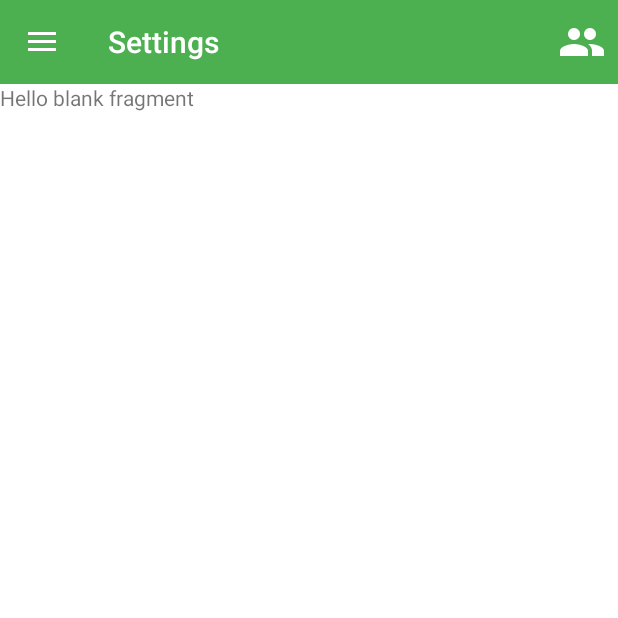
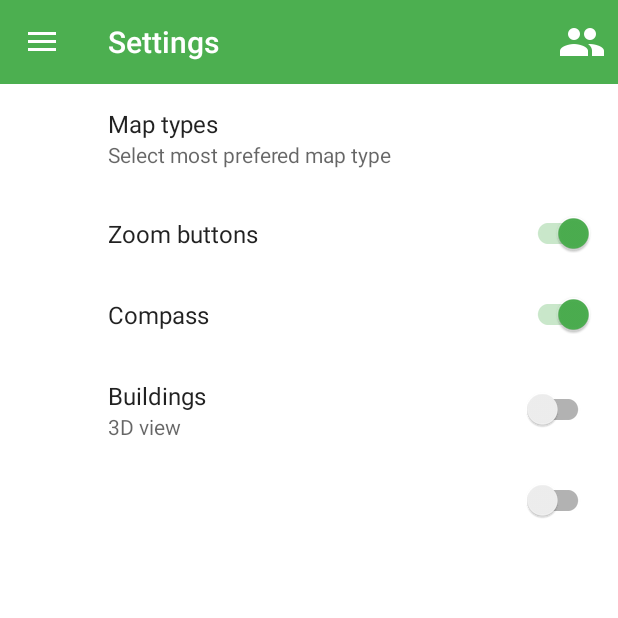
Before and after one commit to GrubyJohny/ProjectZPI, an Android app: the MainActivity screen opened directly, with no data from a screen before it, after a tap on "Settings", on a phone screen of 412 x 824 dp, the top half of it. Run offline under Robolectric (Android 15) with nearby library versions, the phone set to English and light mode, and no system bars; our stand-ins replace Volley, androidx.preference; libraries missing offline, so code that uses them is left out: com.cocosw.bottomsheet, com.facebook, com.parse; 11 statements that could not run were skipped; 1 other tap on this screen came first.

Commit message:
layout ustawień, wstępnie

```diff
--- a/app/build.gradle
+++ b/app/build.gradle
@@ -51,6 +51,7 @@ dependencies {
     compile 'com.facebook.android:facebook-android-sdk:4.1.2'
     compile 'com.cocosw:bottomsheet:1.+@aar'
     compile 'com.github.rahatarmanahmed:circularprogressview:2.4.0'
-    compile 'com.android.support:design:23.2.1'
+    compile 'com.android.support:design:23.3.0'
     compile 'com.android.support:support-v4:23.2.1'
+    compile 'com.android.support:preference-v14:23.2.1'
 }
--- a/app/src/main/java/zpi/squad/app/grouploc/fragments/SettingsFragment.java
+++ b/app/src/main/java/zpi/squad/app/grouploc/fragments/SettingsFragment.java
@@ -1,43 +1,19 @@
 package zpi.squad.app.grouploc.fragments;
 
-import android.content.Context;
+import android.content.SharedPreferences;
 import android.os.Bundle;
-import android.support.v4.app.Fragment;
-import android.view.InflateException;
-import android.view.LayoutInflater;
+import android.support.v7.preference.PreferenceFragmentCompat;
 import android.view.View;
-import android.view.ViewGroup;
 
 import zpi.squad.app.grouploc.R;
 import zpi.squad.app.grouploc.activities.MainActivity;
 
-public class SettingsFragment extends Fragment {
+public class SettingsFragment extends PreferenceFragmentCompat implements SharedPreferences.OnSharedPreferenceChangeListener {
     private static View view;
 
-    public SettingsFragment() {
-        // Required empty public constructor
-    }
+    private static final String TAG = SettingsFragment.class.getSimpleName();
 
-    @Override
-    public void onCreate(Bundle savedInstanceState) {
-        super.onCreate(savedInstanceState);
-    }
-
-    @Override
-    public View onCreateView(LayoutInflater inflater, ViewGroup container,
-                             Bundle savedInstanceState) {
-        if (view != null) {
-            ViewGroup parent = (ViewGroup) view.getParent();
-            if (parent != null)
-                parent.removeView(view);
-        }
-        try {
-            view = inflater.inflate(R.layout.fragment_settings, container, false);
-        } catch (InflateException e) {
-
-        }
-        return view;
-    }
+    SharedPreferences sharedPreferences;
 
     public void onViewCreated(View view, Bundle savedInstanceState) {
         super.onViewCreated(view, savedInstanceState);
@@ -45,12 +21,48 @@ public class SettingsFragment extends Fragment {
     }
 
     @Override
-    public void onAttach(Context context) {
-        super.onAttach(context);
+    public void onCreatePreferences(Bundle bundle, String s) {
+        //add xml
+        addPreferencesFromResource(R.xml.preferences);
+
+//        sharedPreferences = PreferenceManager.getDefaultSharedPreferences(getActivity());
+
+//        onSharedPreferenceChanged(sharedPreferences, getString(R.string.movies_categories_key));
+    }
+
+
+    @Override
+    public void onResume() {
+        super.onResume();
+        //unregister the preferenceChange listener
+//        getPreferenceScreen().getSharedPreferences().registerOnSharedPreferenceChangeListener(this);
     }
 
     @Override
-    public void onDetach() {
-        super.onDetach();
+    public void onSharedPreferenceChanged(SharedPreferences sharedPreferences, String key) {
+        /*Preference preference = findPreference(key);
+        if (preference instanceof ListPreference) {
+            ListPreference listPreference = (ListPreference) preference;
+            int prefIndex = listPreference.findIndexOfValue(sharedPreferences.getString(key, ""));
+            if (prefIndex >= 0) {
+                preference.setSummary(listPreference.getEntries()[prefIndex]);
+            }
+        } else {
+            preference.setSummary(sharedPreferences.getString(key, ""));
+
+        }*/
+    }
+
+    @Override
+    public void onPause() {
+        super.onPause();
+        //unregister the preference change listener
+//        getPreferenceScreen().getSharedPreferences()
+//                .unregisterOnSharedPreferenceChangeListener(this);
+    }
+
+    @Override
+    public void onDestroy() {
+        super.onDestroy();
     }
 }
--- a/app/src/main/res/layout/fragment_settings.xml
+++ /dev/null
@@ -1,13 +0,0 @@
-<FrameLayout xmlns:android="http://schemas.android.com/apk/res/android"
-    xmlns:tools="http://schemas.android.com/tools"
-    android:layout_width="match_parent"
-    android:layout_height="match_parent"
-    tools:context="zpi.squad.app.grouploc.fragments.SettingsFragment">
-
-    <!-- TODO: Update blank fragment layout -->
-    <TextView
-        android:layout_width="match_parent"
-        android:layout_height="match_parent"
-        android:text="@string/hello_blank_fragment" />
-
-</FrameLayout>
--- /dev/null
+++ b/app/src/main/res/values/array.xml
@@ -0,0 +1,13 @@
+<?xml version="1.0" encoding="utf-8"?>
+<resources>
+    <string-array name="map_types">
+        <item>Normal</item>
+        <item>Satelite</item>
+        <item>Hybrid</item>
+    </string-array>
+    <string-array name="categories_value">
+        <item>normal</item>
+        <item>satelite</item>
+        <item>hybrid</item>
+    </string-array>
+</resources>
--- a/app/src/main/res/values/strings.xml
+++ b/app/src/main/res/values/strings.xml
@@ -47,4 +47,11 @@
     <string name="hello_blank_fragment">Hello blank fragment</string>
     <string name="searching_friends_text">Enter friend name or email</string>
 
+    <string name="movies_categories_key">categoriesKey</string>
+    <string name="default_movies_categories">popular</string>
+
+    <string name="inline_preferences">popular</string>
+    <string name="title_checkbox_preference">popular</string>
+    <string name="summary_checkbox_preference">popular</string>
+
 </resources>
--- a/app/src/main/res/values/styles.xml
+++ b/app/src/main/res/values/styles.xml
@@ -6,6 +6,7 @@
         <item name="colorPrimary">@color/white</item>
         <item name="colorPrimaryDark">@color/colorPrimaryDark</item>
         <item name="colorAccent">@color/panel_main</item>
+        <item name="preferenceTheme">@style/PreferenceThemeOverlay.v14.Material</item>
     </style>
 
     <style name="AppTheme.NoActionBar">
--- /dev/null
+++ b/app/src/main/res/xml/preferences.xml
@@ -0,0 +1,32 @@
+<?xml version="1.0" encoding="utf-8"?>
+<PreferenceScreen xmlns:android="http://schemas.android.com/apk/res/android"
+    xmlns:ndroid="http://schemas.android.com/apk/res-auto">
+    <ListPreference
+        android:defaultValue="normal"
+        android:entries="@array/map_types"
+        android:entryValues="@array/categories_value"
+        android:key="@string/movies_categories_key"
+        android:summary="Select most prefered map type"
+        android:title="Map types" />
+
+    <SwitchPreferenceCompat
+        android:defaultValue="true"
+        android:persistent="false"
+        android:title="Zoom buttons" />
+
+    <SwitchPreferenceCompat
+        android:defaultValue="true"
+        android:persistent="false"
+        android:title="Compass" />
+
+    <SwitchPreferenceCompat
+        android:defaultValue="false"
+        android:persistent="false"
+        ndroid:summary="3D view"
+        android:title="Buildings" />
+
+    <SwitchPreferenceCompat
+        android:defaultValue="false"
+        android:persistent="false" />
+
+</PreferenceScreen>
```
